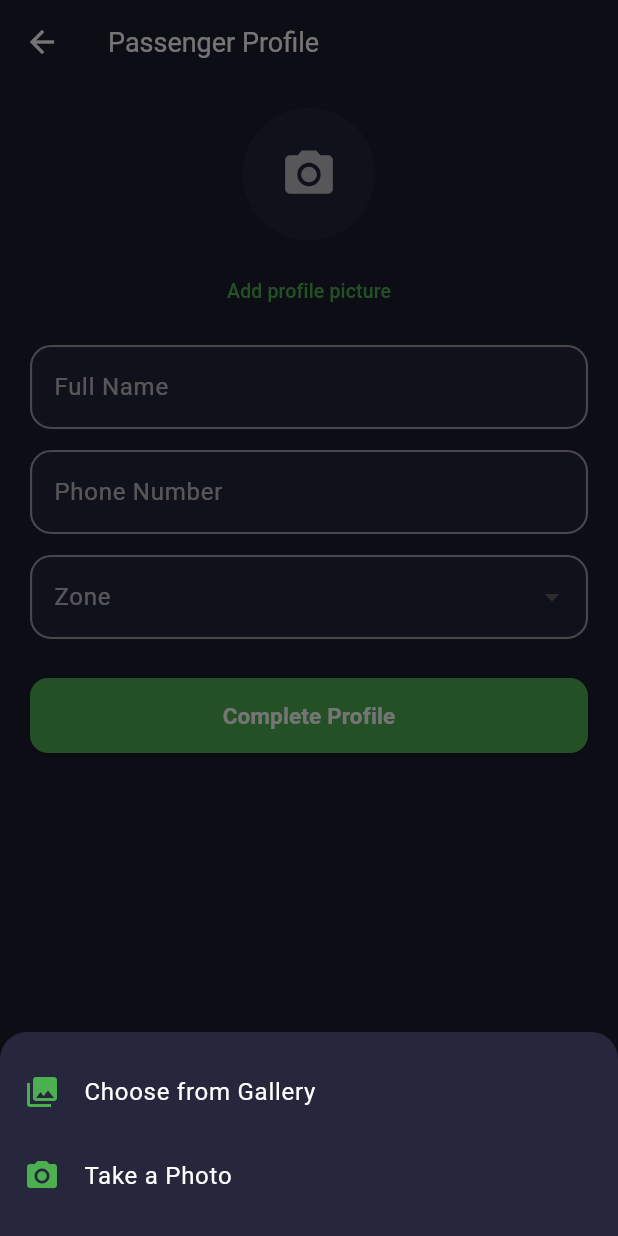
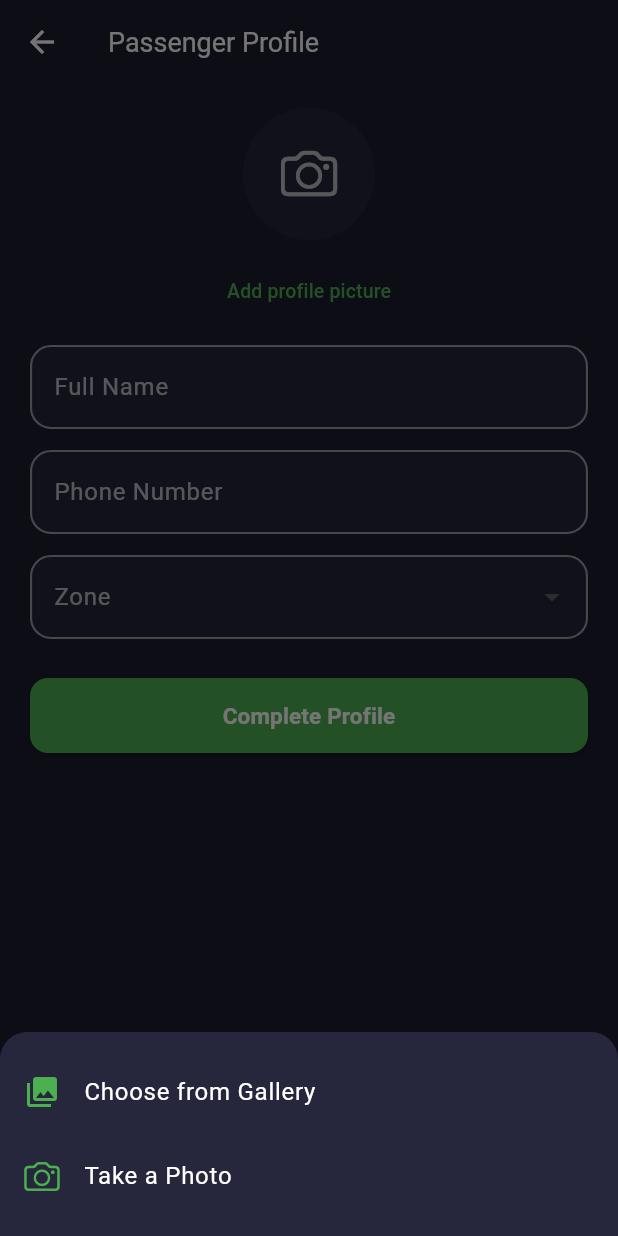
Before and after one commit to GmTechn/ejpride_new, a Flutter app: the ProfilePage screen opened directly, after a tap on "Add profile picture", on a phone screen of 412 x 824 dp. Run offline on Flutter 3.47's test engine with Material 3 defaults, Android fonts, the phone set to English and light mode, and no system bars; our stand-ins replace google_fonts, image_picker.

Commit message:
added profile based on role. Image picker works with camera and gallery.

```diff
--- a/lib/pages/profile.dart
+++ b/lib/pages/profile.dart
@@ -1,5 +1,6 @@
 import 'dart:io';
 import 'package:ejp_ride_version/elements/mytextfield.dart';
+import 'package:flutter/cupertino.dart';
 import 'package:flutter/material.dart';
 import 'package:image_picker/image_picker.dart';
 
@@ -69,7 +70,10 @@ class _ProfilePageState extends State<ProfilePage> {
                   },
                 ),
                 ListTile(
-                  leading: const Icon(Icons.camera_alt, color: Colors.green),
+                  leading: const Icon(
+                    CupertinoIcons.camera,
+                    color: Colors.green,
+                  ),
                   title: const Text(
                     'Take a Photo',
                     style: TextStyle(color: Colors.white),
@@ -119,7 +123,7 @@ class _ProfilePageState extends State<ProfilePage> {
                         : null,
                     child: _profileImage == null
                         ? const Icon(
-                            Icons.camera_alt,
+                            CupertinoIcons.camera,
                             color: Colors.white70,
                             size: 38,
                           )
@@ -215,20 +219,6 @@ class _ProfilePageState extends State<ProfilePage> {
                       return null;
                     },
                   ),
-
-                  const SizedBox(height: 14),
-
-                  MyTextFormField(
-                    labelText: 'Available Seats',
-                    hintText: 'Example: 4',
-                    keyboardType: TextInputType.number,
-                    validator: (value) {
-                      if (value == null || value.isEmpty) {
-                        return 'Available seats are required';
-                      }
-                      return null;
-                    },
-                  ),
                 ],
 
                 const SizedBox(height: 26),
```
